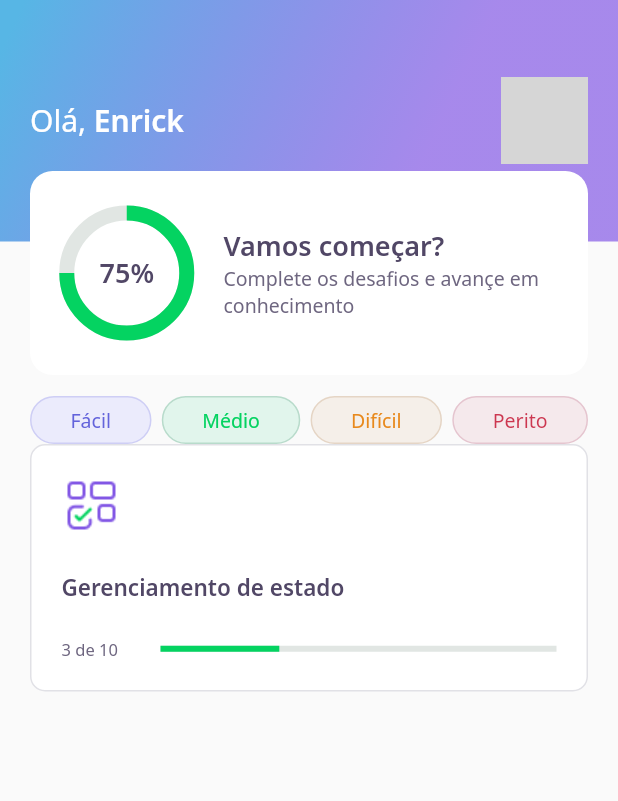
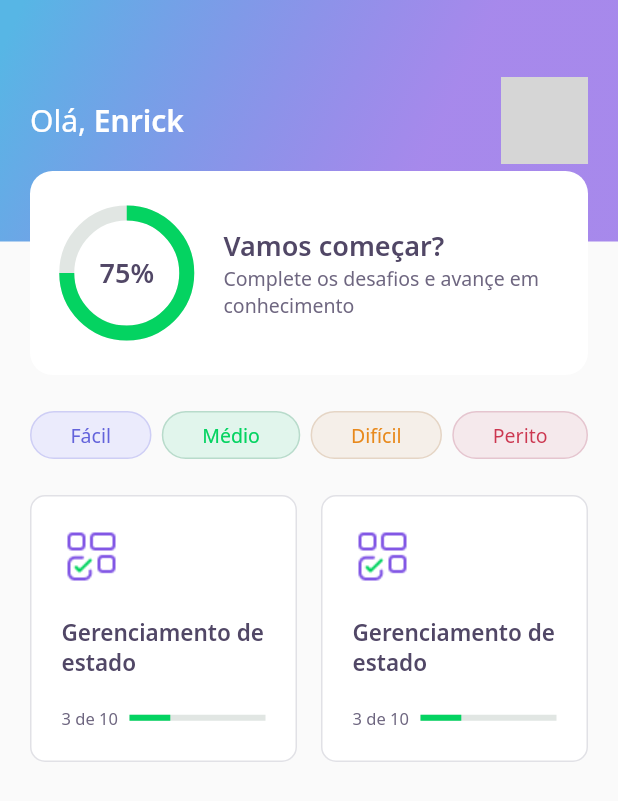
Before and after one commit to enrickdaltro/flutter-dev-quiz, a Flutter app: the screen it shows after launch, on a phone screen of 412 x 824 dp. Shown: the top 801 px of the screen. Run offline on Flutter 3.47's test engine with Material 2 defaults, Android fonts, the phone set to English and light mode, and no system bars; our stand-ins replace google_fonts; network calls fail; grey boxes are pictures that could not be loaded.

Commit message:
feat: add GridView for QuizCardWidget

```diff
--- a/lib/home/home_page.dart
+++ b/lib/home/home_page.dart
@@ -16,7 +16,7 @@ class _HomePageState extends State<HomePage> {
     return Scaffold(
         appBar: AppBarWidget(),
         body: Padding(
-          padding: const EdgeInsets.symmetric(horizontal: 20.0, vertical: 14),
+          padding: const EdgeInsets.symmetric(horizontal: 20.0, vertical: 24),
           child: Column(
             children: [
               Row(
@@ -28,7 +28,17 @@ class _HomePageState extends State<HomePage> {
                   LevelButtonWidget(label: 'Perito'),
                 ],
               ),
-              QuizCardWidget()
+              SizedBox(
+                height: 24,
+              ),
+              Expanded(
+                child: GridView.count(
+                  crossAxisSpacing: 16,
+                  mainAxisSpacing: 16,
+                  crossAxisCount: 2,
+                  children: [QuizCardWidget(), QuizCardWidget()],
+                ),
+              )
             ],
           ),
         ));
--- a/lib/home/widgets/quiz_card/quiz_card_widget.dart
+++ b/lib/home/widgets/quiz_card/quiz_card_widget.dart
@@ -18,12 +18,12 @@ class QuizCardWidget extends StatelessWidget {
             height: 40,
             child: Image.asset(AppImages.blocks),
           ),
-          SizedBox(height: 24),
+          SizedBox(height: 20),
           Text(
             'Gerenciamento de estado',
             style: AppTextStyles.heading15,
           ),
-          SizedBox(height: 24),
+          SizedBox(height: 20),
           Row(
             children: [
               Expanded(
@@ -34,7 +34,7 @@ class QuizCardWidget extends StatelessWidget {
                 ),
               ),
               Expanded(
-                flex: 4,
+                flex: 2,
                 child: LinearProgressIndicator(
                   value: 0.3,
                   backgroundColor: AppColors.chartSecondary,
```
